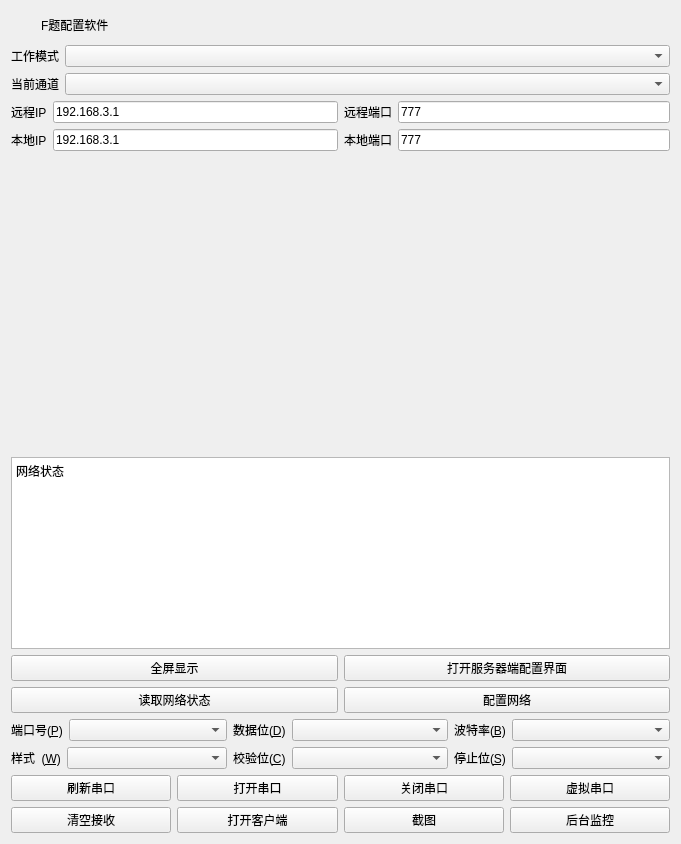
Qt form bssamplerwidget.ui (ddomax/UARTtoEthernetServer) before a commit.
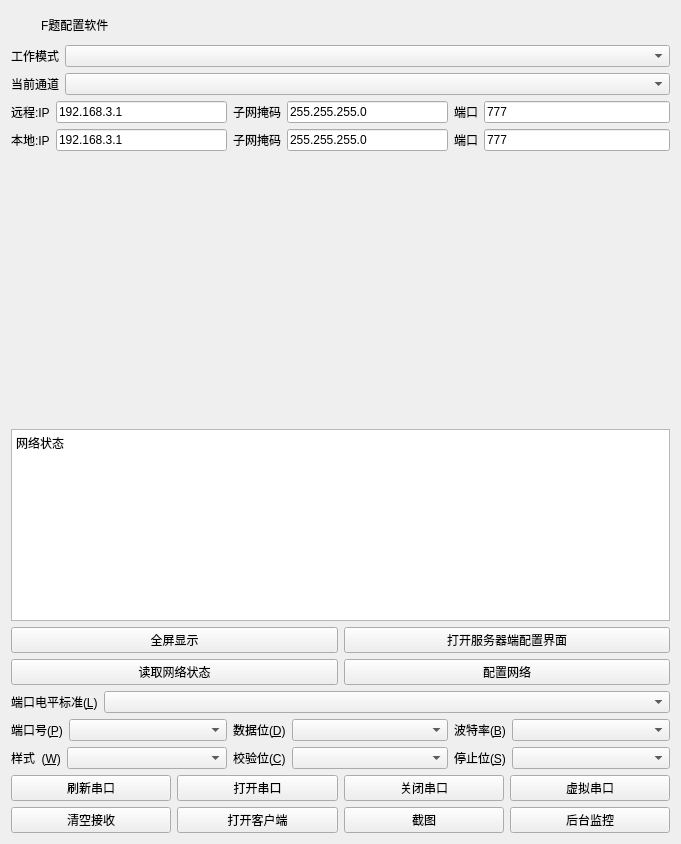
The same form after that commit. Custom widgets are drawn as their Qt base class.

Diff of the .ui file:
```diff
--- a/bssamplerwidget.ui
+++ b/bssamplerwidget.ui
@@ -265,7 +265,7 @@
          <item>
           <widget class="QLabel" name="label_10">
            <property name="text">
-            <string>远程IP</string>
+            <string>远程:IP</string>
            </property>
            <property name="buddy">
             <cstring>StopBox</cstring>
@@ -281,12 +281,33 @@
          </item>
         </layout>
        </item>
+       <item>
+        <layout class="QHBoxLayout" name="horizontalLayout_28">
+         <item>
+          <widget class="QLabel" name="label_19">
+           <property name="text">
+            <string>子网掩码</string>
+           </property>
+           <property name="buddy">
+            <cstring>StopBox</cstring>
+           </property>
+          </widget>
+         </item>
+         <item>
+          <widget class="QLineEdit" name="remoteNetmaskEdit">
+           <property name="text">
+            <string>255.255.255.0</string>
+           </property>
+          </widget>
+         </item>
+        </layout>
+       </item>
        <item>
         <layout class="QHBoxLayout" name="horizontalLayout_15">
          <item>
           <widget class="QLabel" name="label_11">
            <property name="text">
-            <string>远程端口</string>
+            <string>端口</string>
            </property>
            <property name="buddy">
             <cstring>StopBox</cstring>
@@ -311,7 +332,7 @@
          <item>
           <widget class="QLabel" name="label_16">
            <property name="text">
-            <string>本地IP</string>
+            <string>本地:IP</string>
            </property>
            <property name="buddy">
             <cstring>StopBox</cstring>
@@ -327,12 +348,33 @@
          </item>
         </layout>
        </item>
+       <item>
+        <layout class="QHBoxLayout" name="horizontalLayout_29">
+         <item>
+          <widget class="QLabel" name="label_20">
+           <property name="text">
+            <string>子网掩码</string>
+           </property>
+           <property name="buddy">
+            <cstring>StopBox</cstring>
+           </property>
+          </widget>
+         </item>
+         <item>
+          <widget class="QLineEdit" name="localNetmaskEdit">
+           <property name="text">
+            <string>255.255.255.0</string>
+           </property>
+          </widget>
+         </item>
+        </layout>
+       </item>
        <item>
         <layout class="QHBoxLayout" name="horizontalLayout_18">
          <item>
           <widget class="QLabel" name="label_12">
            <property name="text">
-            <string>本地端口</string>
+            <string>端口</string>
            </property>
            <property name="buddy">
             <cstring>StopBox</cstring>
@@ -413,6 +455,30 @@
        </item>
       </layout>
      </item>
+     <item>
+      <layout class="QHBoxLayout" name="horizontalLayout_30">
+       <item>
+        <widget class="QLabel" name="label_6">
+         <property name="text">
+          <string>端口电平标准(&amp;L)</string>
+         </property>
+         <property name="buddy">
+          <cstring>PortBox</cstring>
+         </property>
+        </widget>
+       </item>
+       <item>
+        <widget class="QComboBox" name="serialModeBox">
+         <property name="sizePolicy">
+          <sizepolicy hsizetype="MinimumExpanding" vsizetype="Fixed">
+           <horstretch>0</horstretch>
+           <verstretch>0</verstretch>
+          </sizepolicy>
+         </property>
+        </widget>
+       </item>
+      </layout>
+     </item>
      <item>
       <layout class="QHBoxLayout" name="horizontalLayout_11">
        <item>
```
